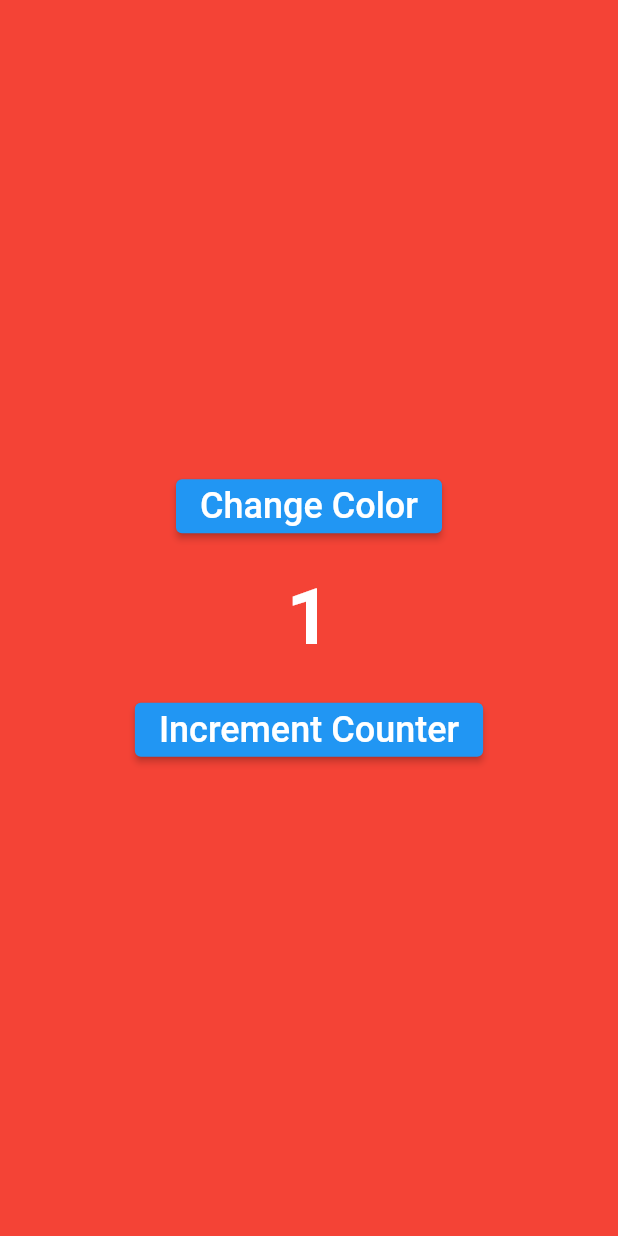
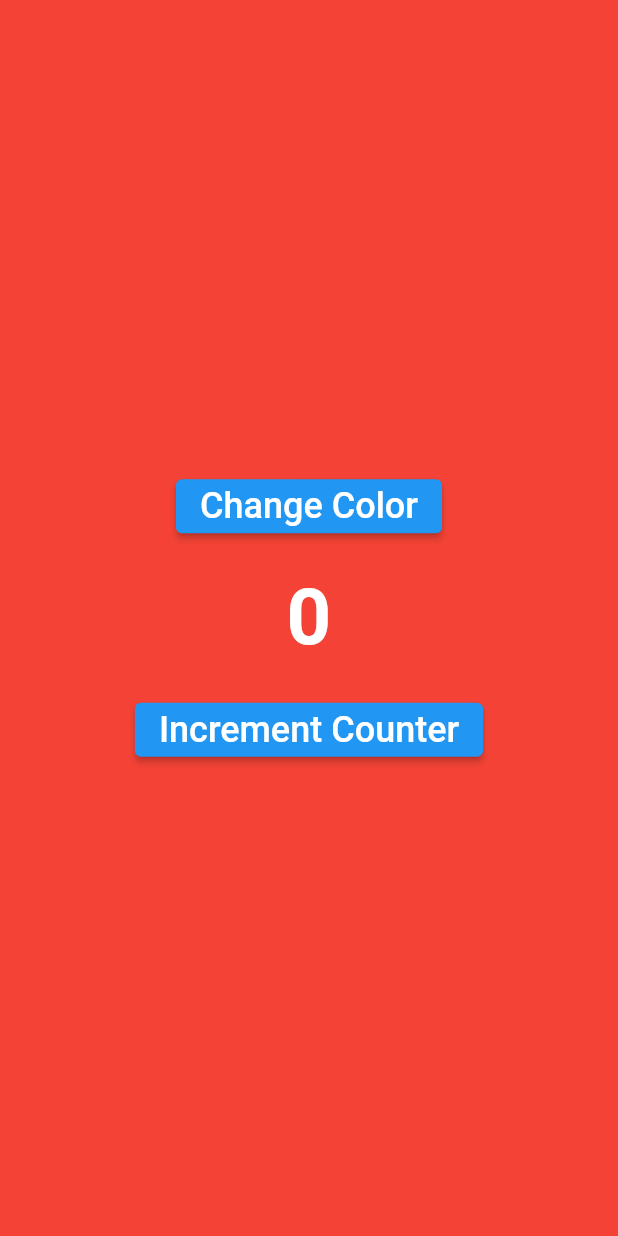
Before and after one commit to cromueloliver02/bloc-to-bloc-communication, a Flutter app: the screen it shows after launch, on a phone screen of 412 x 824 dp. Run offline on Flutter 3.47's test engine with Material 2 defaults, Android fonts, the phone set to English and light mode, and no system bars; our stand-ins replace bloc, equatable, flutter_bloc.

Commit message:
improved code

```diff
--- a/lib/blocs/counter/counter_state.dart
+++ b/lib/blocs/counter/counter_state.dart
@@ -7,7 +7,7 @@ class CounterState extends Equatable {
   const CounterState({required this.counter});
 
   factory CounterState.initial() {
-    return const CounterState(counter: 1);
+    return const CounterState(counter: 0);
   }
 
   @override
--- a/lib/main.dart
+++ b/lib/main.dart
@@ -46,7 +46,7 @@ class _HomePageState extends State<HomePage> {
       _incrementSize = -100;
       context
           .read<CounterBloc>()
-          .add(const IncrementCounterEvent(incrementSize: -100));
+          .add(IncrementCounterEvent(incrementSize: _incrementSize));
     }
   }
 
```
